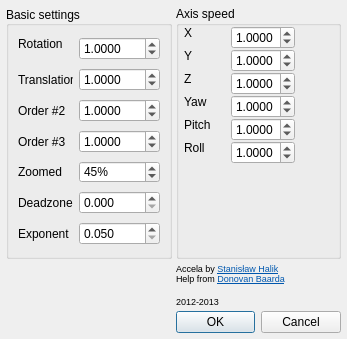
Old version of the form ftnoir_filter_accela/ftnoir_accela_filtercontrols.ui in the repository opentrack/opentrack.
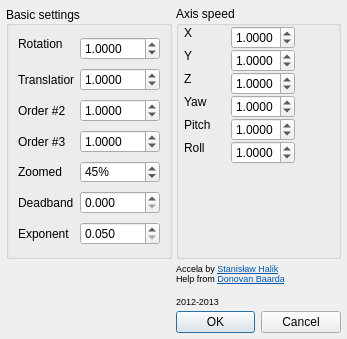
New version of the form. Icons and pictures are not drawn.

Commit message: accela ui: rename deadzone to deadband

Patch:
```diff
--- a/ftnoir_filter_accela/ftnoir_accela_filtercontrols.ui
+++ b/ftnoir_filter_accela/ftnoir_accela_filtercontrols.ui
@@ -254,7 +254,7 @@
 background:none;</string>
         </property>
         <property name="text">
-         <string>Deadzone</string>
+         <string>Deadband</string>
         </property>
        </widget>
       </item>
```
